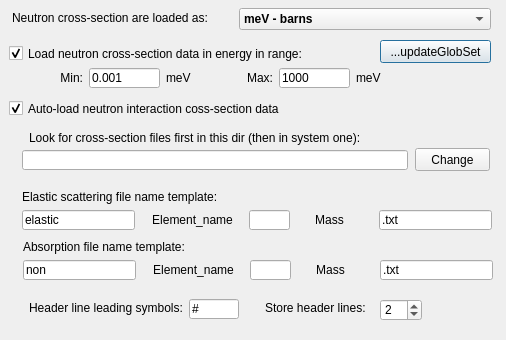
Before: the Qt Designer form src/gui/amatparticleconfigurator.ui in andrmor/ANTS2, drawn with Qt 5.
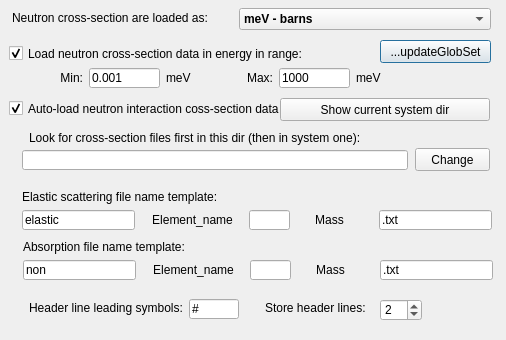
After: the same form once the commit is applied.

Patch:
```diff
--- a/src/gui/amatparticleconfigurator.ui
+++ b/src/gui/amatparticleconfigurator.ui
@@ -481,6 +481,19 @@
     <set>Qt::AlignRight|Qt::AlignTrailing|Qt::AlignVCenter</set>
    </property>
   </widget>
+  <widget class="QPushButton" name="pbShowSystemDir">
+   <property name="geometry">
+    <rect>
+     <x>280</x>
+     <y>98</y>
+     <width>210</width>
+     <height>23</height>
+    </rect>
+   </property>
+   <property name="text">
+    <string>Show current system dir</string>
+   </property>
+  </widget>
  </widget>
  <resources/>
  <connections>
```
Left out of the diff: 6 changed lines with no effect on the pictures.
